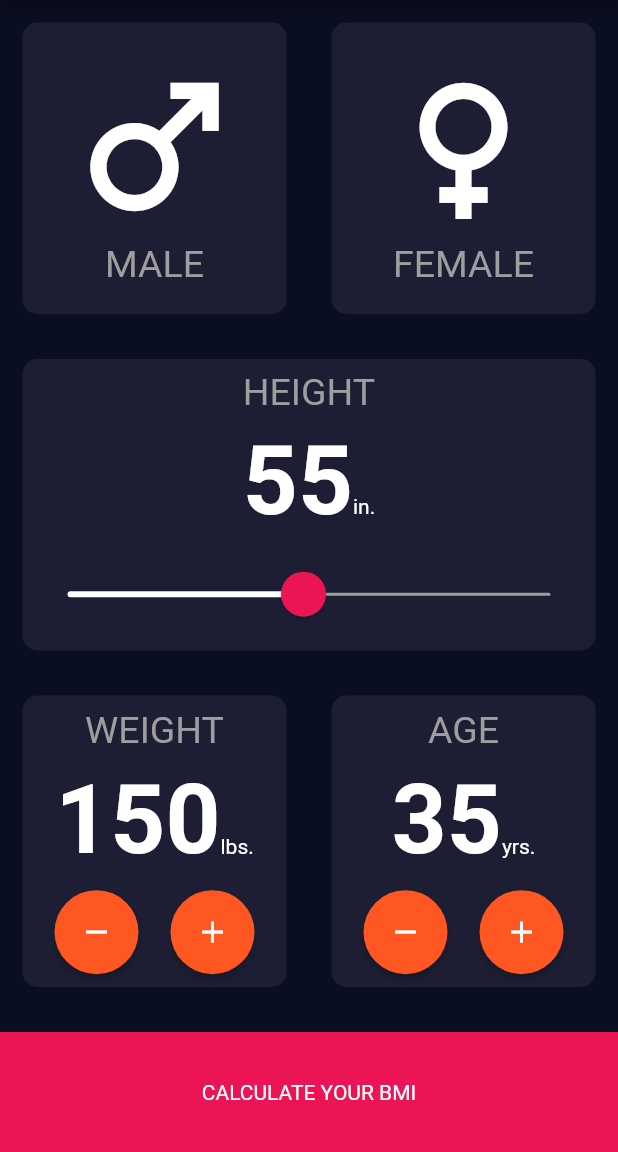
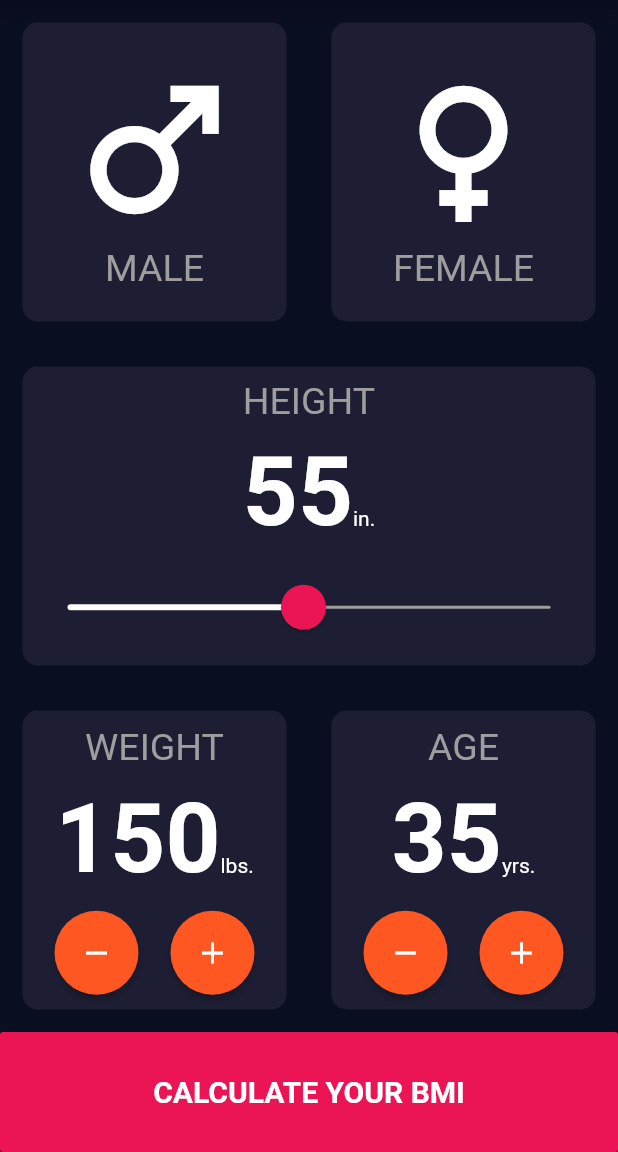
Before and after one commit to rodneyxr/learnflutter, a Flutter app: the screen it shows after launch, on a phone screen of 412 x 824 dp, the part 84-1236 px from its top. Run offline on Flutter 3.47's test engine with Material 2 defaults, Android fonts, the phone set to English and light mode, and no system bars; our stand-ins replace just_audio; missing offline and left inert: audio_session, just_audio_web.

Commit message:
Finish BMI application

```diff
--- a/bmicalc/lib/input_page.dart
+++ b/bmicalc/lib/input_page.dart
@@ -1,3 +1,4 @@
+import 'package:bmicalc/bmi.dart';
 import 'package:bmicalc/constants.dart';
 import 'package:flutter/material.dart';
 
@@ -29,6 +30,7 @@ class _InputPageState extends State<InputPage> {
         title: const Text('BMI CALCULATOR'),
       ),
       body: Column(
+        crossAxisAlignment: CrossAxisAlignment.stretch,
         children: [
           Expanded(
             child: Row(
@@ -155,13 +157,19 @@ class _InputPageState extends State<InputPage> {
               ],
             ),
           ),
-          Container(
+          MaterialButton(
+            onPressed: () {
+              final BMI bmi = BMI(height: userHeight, weight: userWeight);
+              Navigator.pushNamed(context, '/result', arguments: bmi);
+            },
             color: kBottomButtonColor,
-            margin: const EdgeInsets.only(top: 15.0),
-            width: double.infinity,
             height: kBottomButtonHeight,
-            child: const Center(
-              child: Text('CALCULATE YOUR BMI'),
+            child: const Text(
+              'CALCULATE YOUR BMI',
+              style: TextStyle(
+                fontSize: 20,
+                fontWeight: FontWeight.bold,
+              ),
             ),
           ),
         ],
--- a/bmicalc/lib/main.dart
+++ b/bmicalc/lib/main.dart
@@ -1,3 +1,4 @@
+import 'package:bmicalc/result_screen.dart';
 import 'package:flutter/material.dart';
 
 import 'input_page.dart';
@@ -13,7 +14,10 @@ class BMICalculator extends StatelessWidget {
         primaryColor: const Color(0xFF0A0E21),
         scaffoldBackgroundColor: const Color(0xFF0A0E21),
       ),
-      home: const InputPage(),
+      routes: {
+        '/': (context) => const InputPage(),
+        '/result': (context) => const ResultScreen(),
+      },
     );
   }
 }
```
Also changed, not shown: bmicalc/lib/bmi.dart (added, +36 -0 lines), bmicalc/lib/result_screen.dart (added, +94 -0 lines).
